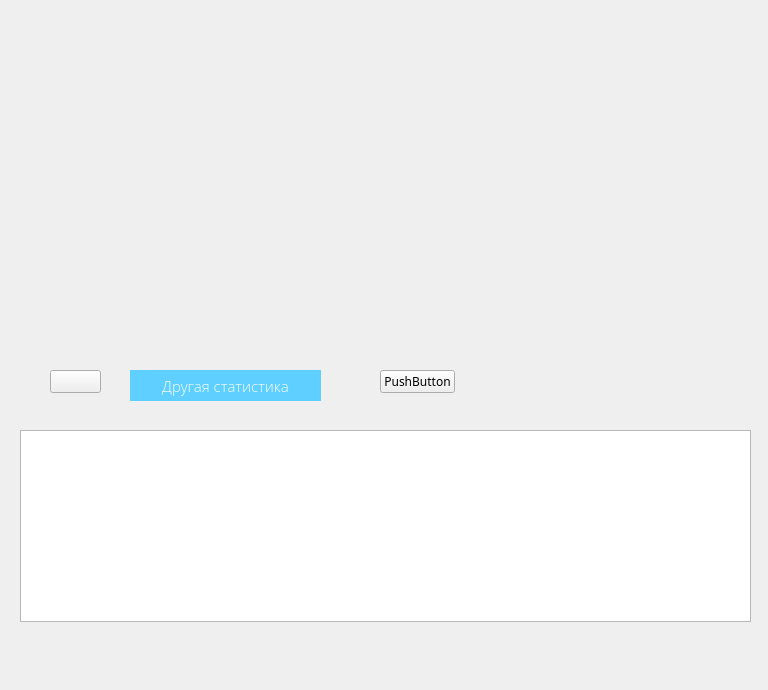
Old version of the form test_form.ui in the repository alex-bul/time_controler.
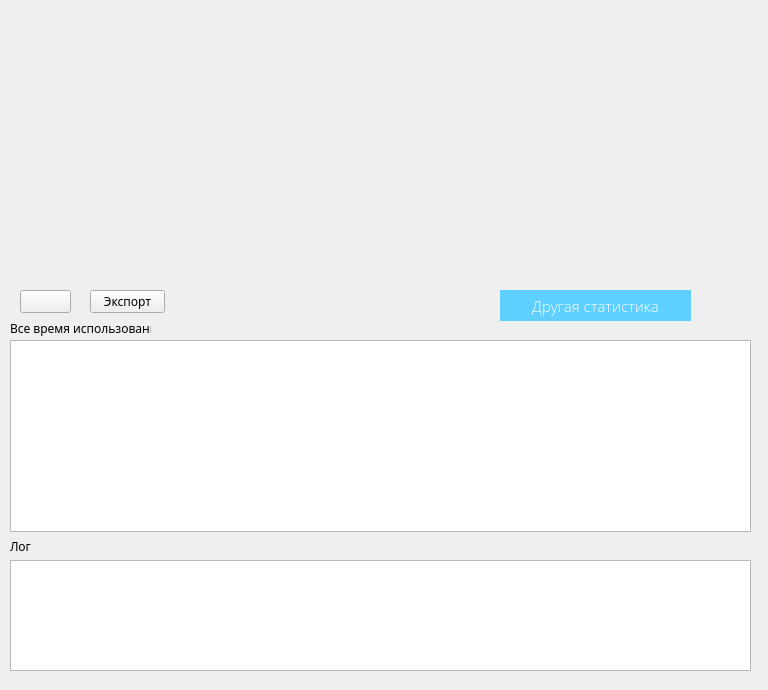
New version of the form. Icons and pictures are not drawn.

Diff of the .ui file:
```diff
--- a/test_form.ui
+++ b/test_form.ui
@@ -21,9 +21,9 @@
   <widget class="QWidget" name="verticalLayoutWidget">
    <property name="geometry">
     <rect>
-     <x>20</x>
-     <y>80</y>
-     <width>731</width>
+     <x>10</x>
+     <y>20</y>
+     <width>741</width>
      <height>261</height>
     </rect>
    </property>
@@ -36,8 +36,8 @@
   <widget class="QPushButton" name="pushButton">
    <property name="geometry">
     <rect>
-     <x>130</x>
-     <y>370</y>
+     <x>500</x>
+     <y>290</y>
      <width>191</width>
      <height>31</height>
     </rect>
@@ -75,21 +75,21 @@
   <widget class="QPushButton" name="pushButton_2">
    <property name="geometry">
     <rect>
-     <x>380</x>
-     <y>370</y>
+     <x>90</x>
+     <y>290</y>
      <width>75</width>
      <height>23</height>
     </rect>
    </property>
    <property name="text">
-    <string>PushButton</string>
+    <string>Экспорт</string>
    </property>
   </widget>
   <widget class="QPushButton" name="buttonRefresh">
    <property name="geometry">
     <rect>
-     <x>50</x>
-     <y>370</y>
+     <x>20</x>
+     <y>290</y>
      <width>51</width>
      <height>23</height>
     </rect>
@@ -105,13 +105,49 @@
   <widget class="QTableWidget" name="tableWidget">
    <property name="geometry">
     <rect>
-     <x>20</x>
-     <y>430</y>
-     <width>731</width>
+     <x>10</x>
+     <y>340</y>
+     <width>741</width>
      <height>192</height>
     </rect>
    </property>
   </widget>
+  <widget class="QPlainTextEdit" name="plainTextEdit">
+   <property name="geometry">
+    <rect>
+     <x>10</x>
+     <y>560</y>
+     <width>741</width>
+     <height>111</height>
+    </rect>
+   </property>
+  </widget>
+  <widget class="QLabel" name="label">
+   <property name="geometry">
+    <rect>
+     <x>10</x>
+     <y>540</y>
+     <width>47</width>
+     <height>13</height>
+    </rect>
+   </property>
+   <property name="text">
+    <string>Лог</string>
+   </property>
+  </widget>
+  <widget class="QLabel" name="label_2">
+   <property name="geometry">
+    <rect>
+     <x>10</x>
+     <y>320</y>
+     <width>141</width>
+     <height>16</height>
+    </rect>
+   </property>
+   <property name="text">
+    <string>Все время использования</string>
+   </property>
+  </widget>
  </widget>
  <resources/>
  <connections/>
```
